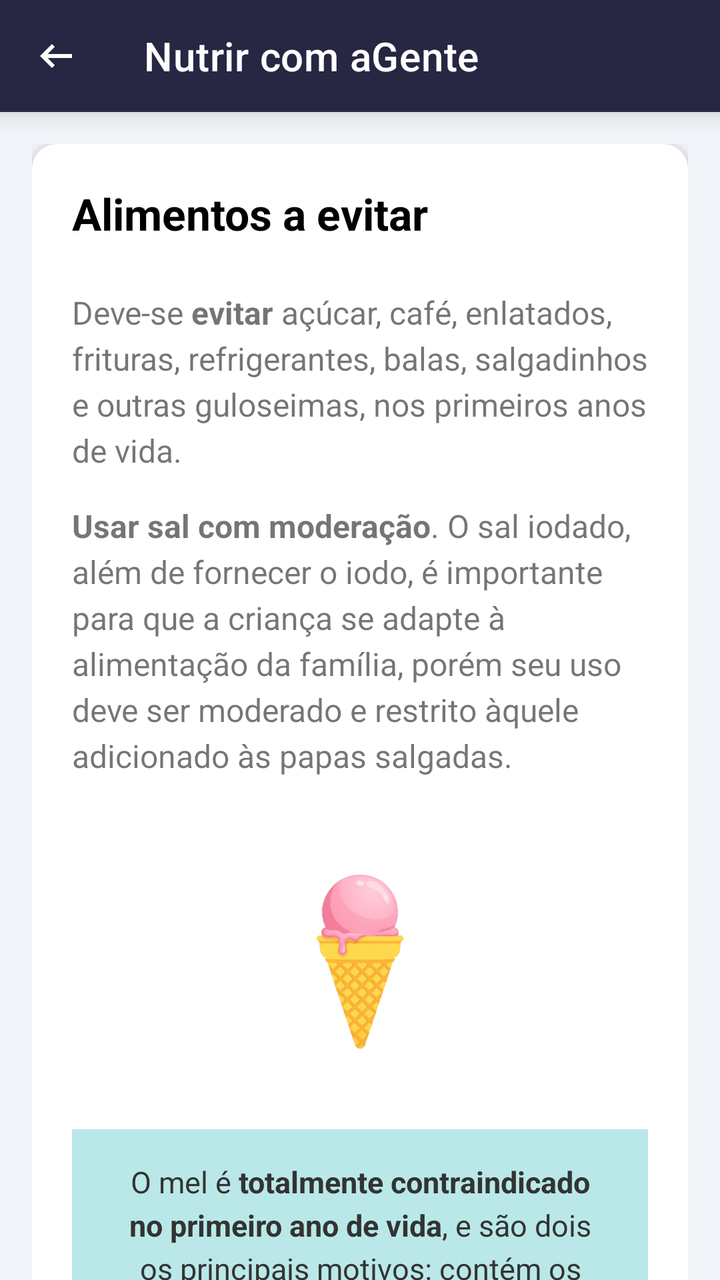
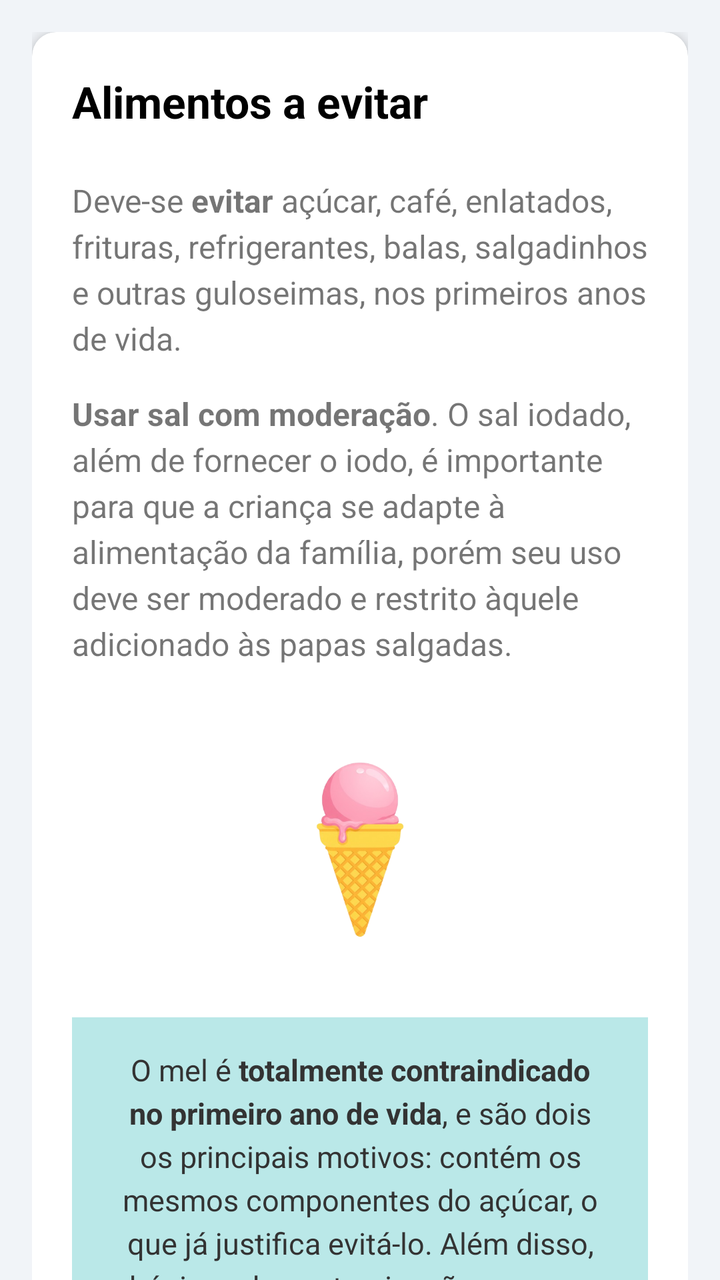

The first picture is an Android layout as it rendered before a commit; the second is the same layout after the commit. The layout source and the unified diff follow.
<!-- AndroidManifest.xml: application theme Theme.NutrirAGente -->
<!-- res/layout/screen_evitar.xml -->
<?xml version="1.0" encoding="utf-8"?>
<androidx.coordinatorlayout.widget.CoordinatorLayout
    xmlns:android="http://schemas.android.com/apk/res/android"
    xmlns:app="http://schemas.android.com/apk/res-auto"
    xmlns:tools="http://schemas.android.com/tools"
    android:layout_width="match_parent"
    android:layout_height="match_parent"
    android:background="@color/gray">

    <com.google.android.material.appbar.AppBarLayout
        android:layout_width="match_parent"
        android:layout_height="wrap_content"
        android:background="@color/blue_toolbar"
        app:elevation="8dp">

        <androidx.appcompat.widget.Toolbar
            android:id="@+id/toolbar"
            android:layout_width="match_parent"
            android:layout_height="?attr/actionBarSize"
            app:navigationIcon="@drawable/ic_arrow_back"
            app:title="Nutrir com aGente"
            app:titleTextColor="@android:color/white"/>

    </com.google.android.material.appbar.AppBarLayout>

    <androidx.core.widget.NestedScrollView
        android:layout_width="match_parent"
        android:layout_height="match_parent"
        app:layout_behavior="@string/appbar_scrolling_view_behavior">

        <LinearLayout
            android:layout_width="match_parent"
            android:layout_height="wrap_content"
            android:orientation="vertical"
            android:padding="16dp">

            <androidx.cardview.widget.CardView
                android:layout_width="match_parent"
                android:layout_height="wrap_content"
                app:cardCornerRadius="12dp"
                app:cardElevation="4dp"
                app:cardBackgroundColor="@android:color/white">

                <LinearLayout
                    android:layout_width="match_parent"
                    android:layout_height="wrap_content"
                    android:orientation="vertical"
                    android:padding="20dp">

                    <TextView
                        android:layout_width="wrap_content"
                        android:layout_height="wrap_content"
                        android:layout_marginBottom="24dp"
                        android:text="@string/titulo_alimentos_a_evitar"
                        android:textColor="@android:color/black"
                        android:textSize="22sp"
                        android:textStyle="bold" />

                    <TextView
                        android:layout_width="wrap_content"
                        android:layout_height="wrap_content"
                        android:layout_marginBottom="16dp"
                        android:lineSpacingExtra="4dp"
                        android:text="@string/alerta_evitar_industrializados"
                        android:textSize="16sp" />

                    <TextView
                        android:layout_width="wrap_content"
                        android:layout_height="wrap_content"
                        android:layout_marginBottom="16dp"
                        android:lineSpacingExtra="4dp"
                        android:text="@string/dica_uso_moderado_sal"
                        android:textSize="16sp" />


                    <ImageView
                        android:layout_width="120dp"
                        android:layout_height="120dp"
                        android:layout_gravity="center_horizontal"
                        android:layout_marginTop="16dp"
                        android:layout_marginBottom="24dp"
                        android:src="@drawable/sorvete"
                        android:contentDescription="@string/ilustracao_sorvete" />


                    <TextView
                        android:layout_width="match_parent"
                        android:layout_height="wrap_content"
                        android:background="@color/warn_blue"
                        android:gravity="center"
                        android:padding="16dp"
                        android:lineSpacingExtra="4dp"
                        android:text="@string/alerta_mel_contraindicado"
                        android:textColor="@color/color_text_black"
                        android:textSize="15sp" />

                </LinearLayout>

            </androidx.cardview.widget.CardView>

        </LinearLayout>
    </androidx.core.widget.NestedScrollView>

</androidx.coordinatorlayout.widget.CoordinatorLayout>
<!-- resources referenced by this layout -->
<resources>
  <color name="blue_toolbar">#272643</color>
  <color name="color_text_black">#333333</color>
  <color name="gray">#F1F4F8</color>
  <color name="warn_blue">#FFBAE8E8</color>
  <!-- drawable ic_arrow_back (drawable) -->
  <vector xmlns:android="http://schemas.android.com/apk/res/android" android:autoMirrored="true" android:height="24dp" android:tint="@color/white" android:viewportHeight="960" android:viewportWidth="960" android:width="24dp">
        
      <path android:fillColor="@android:color/white" android:pathData="M400,720L160,480L400,240L456,298L314,440L800,440L800,520L314,520L456,662L400,720Z"/>
      
  </vector>
  <!-- drawable sorvete: png bitmap (drawable, 94232 bytes) -->
  <string name="alerta_evitar_industrializados">Deve-se <b>evitar</b> açúcar, café, enlatados, frituras, refrigerantes, balas, salgadinhos e outras guloseimas, nos primeiros anos de vida.</string>
  <string name="alerta_mel_contraindicado">O mel é <b>totalmente contraindicado no primeiro ano de vida</b>, e são dois os principais motivos: contém os mesmos componentes do açúcar, o que já justifica evitá-lo. Além disso, há risco de contaminação por uma bactéria associada ao botulismo.</string>
  <string name="dica_uso_moderado_sal"><b>Usar sal com moderação</b>. O sal iodado, além de fornecer o iodo, é importante para que a criança se adapte à alimentação da família, porém seu uso deve ser moderado e restrito àquele adicionado às papas salgadas.</string>
  <string name="ilustracao_sorvete">Ilustração de um sorvete</string>
  <string name="titulo_alimentos_a_evitar">Alimentos a evitar</string>
  <style name="Theme.NutrirAGente" parent="Theme.MaterialComponents.Light.NoActionBar">
          
          <item name="colorPrimary">@color/purple_500</item>
          <item name="colorPrimaryVariant">@color/blue_toolbar</item>
          <item name="colorOnPrimary">@color/white</item>
          <item name="colorOnPrimaryFixedVariant">@color/blue_toolbar</item>
          
          <item name="colorSecondary">@color/teal_200</item>
          <item name="colorSecondaryVariant">@color/teal_700</item>
          <item name="colorOnSecondary">@color/black</item>
          
          <item name="android:statusBarColor">@color/blue_toolbar</item>
          
      </style>
  <color name="white">#FFFFFFFF</color>
  <color name="purple_500">#FF6200EE</color>
  <color name="teal_200">#FF03DAC5</color>
  <color name="teal_700">#FF018786</color>
  <color name="black">#FF000000</color>
</resources>

<!-- the commit's change to res/layout/screen_evitar.xml (unified diff, before → after) -->
@@ -7,21 +7,7 @@
     android:layout_height="match_parent"
     android:background="@color/gray">
 
-    <com.google.android.material.appbar.AppBarLayout
-        android:layout_width="match_parent"
-        android:layout_height="wrap_content"
-        android:background="@color/blue_toolbar"
-        app:elevation="8dp">
 
-        <androidx.appcompat.widget.Toolbar
-            android:id="@+id/toolbar"
-            android:layout_width="match_parent"
-            android:layout_height="?attr/actionBarSize"
-            app:navigationIcon="@drawable/ic_arrow_back"
-            app:title="Nutrir com aGente"
-            app:titleTextColor="@android:color/white"/>
-
-    </com.google.android.material.appbar.AppBarLayout>
 
     <androidx.core.widget.NestedScrollView
         android:layout_width="match_parent"
<!-- resource entries referenced after the edit -->
@@ -4,12 +4,6 @@
   <color name="color_text_black">#333333</color>
   <color name="gray">#F1F4F8</color>
   <color name="warn_blue">#FFBAE8E8</color>
-  <!-- drawable ic_arrow_back (drawable) -->
-  <vector xmlns:android="http://schemas.android.com/apk/res/android" android:autoMirrored="true" android:height="24dp" android:tint="@color/white" android:viewportHeight="960" android:viewportWidth="960" android:width="24dp">
-        
-      <path android:fillColor="@android:color/white" android:pathData="M400,720L160,480L400,240L456,298L314,440L800,440L800,520L314,520L456,662L400,720Z"/>
-      
-  </vector>
   <!-- drawable sorvete: png bitmap (drawable, 94232 bytes) -->
   <string name="alerta_evitar_industrializados">Deve-se <b>evitar</b> açúcar, café, enlatados, frituras, refrigerantes, balas, salgadinhos e outras guloseimas, nos primeiros anos de vida.</string>
   <string name="alerta_mel_contraindicado">O mel é <b>totalmente contraindicado no primeiro ano de vida</b>, e são dois os principais motivos: contém os mesmos componentes do açúcar, o que já justifica evitá-lo. Além disso, há risco de contaminação por uma bactéria associada ao botulismo.</string>
